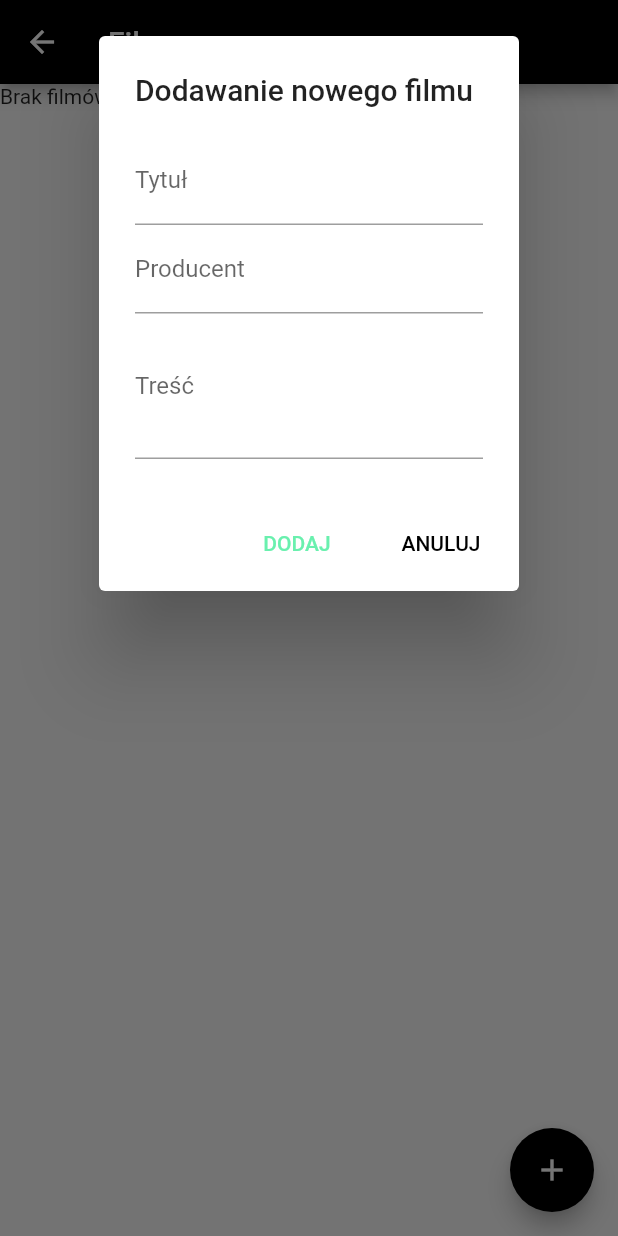
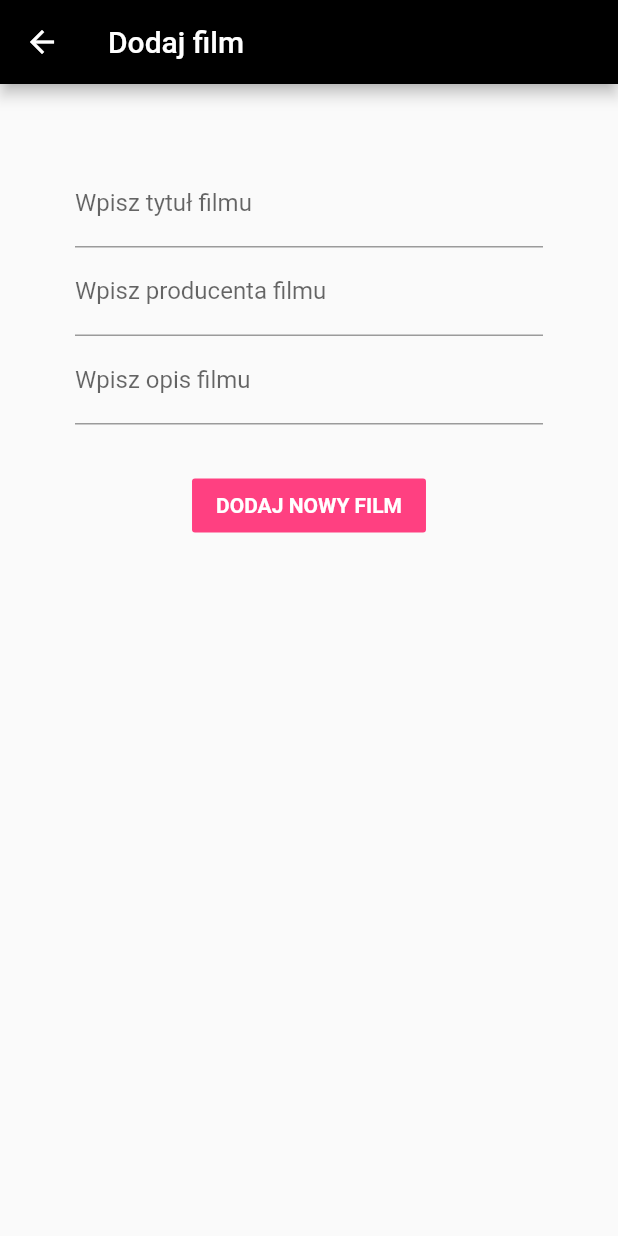
Before and after one commit to Kino-projekt/mobileSecondTry, a Flutter app: the AdminFilmList screen opened by its route, after a tap on the "add" icon, on a phone screen of 412 x 824 dp. Run offline on Flutter 3.47's test engine with Material 2 defaults, Android fonts, the phone set to English and light mode, and no system bars; our stand-ins replace flutter_redux, font_awesome_flutter, redux, redux_thunk, shared_preferences; missing offline and left inert: loading; accounts and stored records are empty; network calls fail.

Commit message:
repait styles

```diff
--- a/lib/main.dart
+++ b/lib/main.dart
@@ -1,7 +1,9 @@
 import 'package:flutter/material.dart';
 import 'package:flutter_redux/flutter_redux.dart';
 import 'package:flutter_reduxx/redux/store.dart';
+import 'package:flutter_reduxx/views/AdminViews/Articles/adminAddArticle.dart';
 import 'package:flutter_reduxx/views/AdminViews/Articles/adminArticleList.dart';
+import 'package:flutter_reduxx/views/AdminViews/Films/adminAddFilm.dart';
 import 'package:flutter_reduxx/views/AdminViews/Films/adminFilmList.dart';
 import 'package:flutter_reduxx/views/AdminViews/Seances/adminAddSeance.dart';
 import 'package:flutter_reduxx/views/AdminViews/Seances/adminSeanceList.dart';
@@ -41,6 +43,8 @@ class MyApp extends StatelessWidget {
           '/articles': (BuildContext context) => AdminArticleList(),
           '/seances': (BuildContext context) => AdminSeanceList(),
           '/addSeance': (BuildContext context) => AddSeance(),
+          '/addFilm': (BuildContext context) => AddFilm(),
+          '/addArticle': (BuildContext context) => AddArticle(),
           '/films': (BuildContext context) => AdminFilmList(),
           '/users': (BuildContext context) => AdminUserList(),
           '/ticketChecker': (BuildContext context) => Ticket(),
--- /dev/null
+++ b/lib/views/AdminViews/Films/adminAddFilm.dart
@@ -0,0 +1,105 @@
+import 'package:flutter/material.dart';
+import 'package:flutter_redux/flutter_redux.dart';
+import 'package:flutter_reduxx/redux/films/films_actions.dart';
+import 'package:flutter_reduxx/redux/films/films_state.dart';
+import 'package:flutter_reduxx/redux/halls/halls_actions.dart';
+import 'package:flutter_reduxx/redux/seances/seances_actions.dart';
+import 'package:flutter_reduxx/redux/store.dart';
+import 'package:loading/loading.dart';
+import 'package:loading/indicator/ball_pulse_indicator.dart';
+
+
+class AddFilm extends StatefulWidget {
+
+
+  @override
+  _AddFilmState createState() => _AddFilmState();
+}
+
+class _AddFilmState extends State<AddFilm> with SingleTickerProviderStateMixin {
+  String title;
+  String director;
+  String description;
+  final _formKey = GlobalKey<FormState>();
+
+  @override
+  Widget build(BuildContext context) {
+    return (
+      StoreConnector<AppState, FilmsState>(
+        distinct: true,
+        converter: (store) => store.state.filmsState,
+        onWillChange: (FilmsState prev, FilmsState state) {
+          if(prev.films.length != state.films.length) {
+            Navigator.of(context).pop((route) => false);
+            return null;
+          }
+        },
+        builder: (context, filmState) {
+          if (filmState.isLoading) {
+            return Center(
+                  child: Loading(indicator: BallPulseIndicator(), size: 100.0),
+                );
+          } else {
+            return Scaffold(
+              appBar: AppBar(
+                title: Text('Dodaj film'),
+                backgroundColor: Colors.black,
+              ),
+              body: Padding(
+                padding: const EdgeInsets.all(50.0),
+                child: Form(
+                    key: _formKey,
+                    child: SingleChildScrollView(
+                        child: Column(
+                        children: <Widget>[
+                         TextFormField(
+                          onChanged: (val) => setState(() => title = val),
+                          validator: (val) => val.isEmpty ? 'Plese enter some text' : null,
+                          decoration: InputDecoration(
+                            labelText: 'Wpisz tytuł filmu'
+                          ),
+                        ),
+                        TextFormField(
+                          onChanged: (val) => setState(() => director = val),
+                          validator: (val) => val.isEmpty ? 'Plese enter some text' : null,
+                          decoration: InputDecoration(
+                            labelText: 'Wpisz producenta filmu'
+                          ),
+                        ),
+                        TextFormField(
+                          onChanged: (val) => setState(() => description = val),
+                          validator: (val) => val.isEmpty ? 'Plese enter some text' : null,
+                          decoration: InputDecoration(
+                            labelText: 'Wpisz opis filmu'
+                          ),
+                        ),
+                          SizedBox(height: 30),
+                          FlatButton(
+                              onPressed: () async {
+                                if (!_formKey.currentState.validate()) {
+                                  return;
+                                } else {
+                                  Redux.store.dispatch(addFilm(store: Redux.store, title: title, description: description, director: director));
+                                }
+                              },
+                              color: Colors.pinkAccent,
+                              child: Text(
+                                'DODAJ NOWY FILM',
+                                style: TextStyle(
+                                  color: Colors.white,
+                                  fontWeight: FontWeight.bold,
+                                ),
+                              ),
+                            ),
+                        ],
+                      ),
+                    ),
+                ),
+              )
+            );
+          }
+        },
+      )
+    );
+  }
+}
--- a/lib/views/AdminViews/Films/adminFilmList.dart
+++ b/lib/views/AdminViews/Films/adminFilmList.dart
@@ -21,7 +21,6 @@ class _AdminFilmListState extends State<AdminFilmList> {
   String title = '';
   String director = '';
   String description = '';
-  final _formKey = GlobalKey<FormState>();
 
   List<Widget> makesSingleFromFilms(films) {
     List<AdminFilmCard> filmList = new List();
@@ -56,61 +55,7 @@ class _AdminFilmListState extends State<AdminFilmList> {
           ),
           floatingActionButton: FloatingActionButton(
               onPressed: () {
-                showDialog(
-                context: context,
-                builder: (BuildContext context) =>
-                  SingleChildScrollView(
-                                      child: AlertDialog(
-                      title: Text('Dodawanie nowego filmu'),
-                      content: Form(
-                        key: _formKey,
-                        child: Column(
-                          children: <Widget>[
-                          TextFormField(
-                            onChanged: (val) => setState(() => title = val),
-                            validator: (val) => val.isEmpty ? 'Plese enter some text' : null,
-                            decoration: InputDecoration(
-                              labelText: 'Tytuł'
-                            ),
-                          ),
-                          TextFormField(
-                            onChanged: (val) => setState(() => director = val),
-                            validator: (val) => val.isEmpty ? 'Plese enter some text' : null,
-                            decoration: InputDecoration(
-                              labelText: 'Producent'
-                            ),
-                          ),
-                          TextFormField(
-                            maxLines: 3,
-                            onChanged: (val) => setState(() => description = val),
-                            validator: (val) => val.isEmpty ? 'Plese enter some text' : null,
-                            decoration: InputDecoration(
-                              labelText: 'Treść'
-                            ),
-                          ),
-                        ],
-                        ),
-                      ),
-                      actions: [
-                        FlatButton(
-                          onPressed: () async {
-                            await Redux.store.dispatch(addFilm(store: Redux.store, title: title, director: director, description: description));
-                            Navigator.of(context).pop();
-                          },
-                          textColor: Colors.greenAccent,
-                          child: Text('DODAJ')
-                        ),
-                        FlatButton(
-                          onPressed: () {
-                            Navigator.of(context).pop();
-                          },
-                          textColor: Colors.black,
-                          child: Text('ANULUJ')
-                        ),
-                      ],
-                    ),
-                  )
-                );
+                Navigator.pushNamed(context, '/addFilm');
               },
               backgroundColor: Colors.black,
               child: Icon(Icons.add),
```
Also changed, not shown: lib/views/AdminViews/Articles/adminAddArticle.dart (added, +95 -0 lines), lib/views/AdminViews/Articles/adminArticleList.dart (+1 -57 lines).
